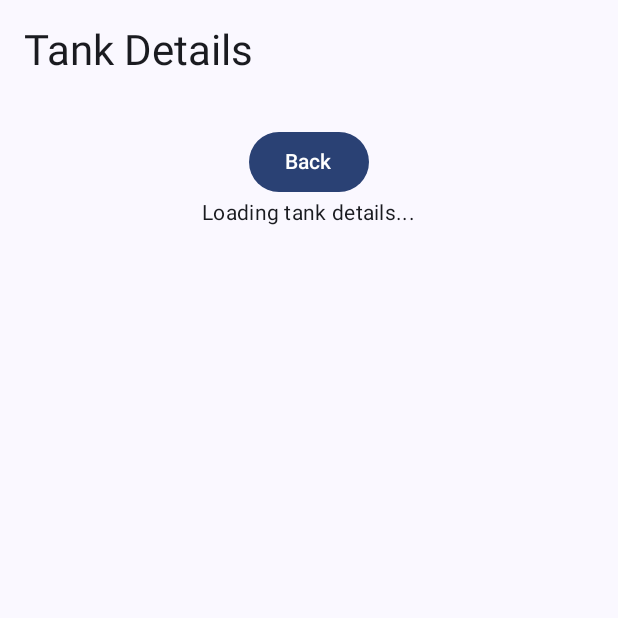
After one commit to hayden-cole/tank.ly, an Android app built with Jetpack Compose: the composable TankDetailScreen called with empty values, on a phone screen of 412 x 824 dp, the top half of it. The commit adds this screen. Run offline under Robolectric (Android 15) with nearby library versions, the phone set to English and light mode, and no system bars; our stand-ins replace Dagger/Hilt's generated code, livedata-compose; 2 statements that could not run were skipped.

Commit message:
Implement basic detail screen, no navigation yet

```diff
--- a/app/src/main/java/com/demo/tankly/data/repository/TankRepository.kt
+++ b/app/src/main/java/com/demo/tankly/data/repository/TankRepository.kt
@@ -12,7 +12,7 @@ class TankRepository @Inject constructor(
         return apiService.getTanks()
     }
 
-    suspend fun getTankById(id: Int): Tank {
+    suspend fun getTankById(id: Int): Tank? {
         return apiService.getTankById(id)
     }
 }
--- a/app/src/main/java/com/demo/tankly/di/NetworkModule.kt
+++ b/app/src/main/java/com/demo/tankly/di/NetworkModule.kt
@@ -2,7 +2,7 @@ package com.demo.tankly.di
 
 // TODO extract the URL
 //import com.demo.tankly.utils.BASE_URL
-import com.demo.tankly.network.TankApiService
+import com.demo.tankly.ui.network.TankApiService
 import com.squareup.moshi.Moshi
 import com.squareup.moshi.kotlin.reflect.KotlinJsonAdapterFactory
 import dagger.Module
--- /dev/null
+++ b/app/src/main/java/com/demo/tankly/ui/tankdetail/TankDetailScreen.kt
@@ -0,0 +1,63 @@
+package com.demo.tankly.ui.tankdetail
+
+import androidx.compose.foundation.layout.Column
+import androidx.compose.foundation.layout.fillMaxSize
+import androidx.compose.foundation.layout.padding
+import androidx.compose.material3.Button
+import androidx.compose.material3.MaterialTheme
+import androidx.compose.material3.Scaffold
+import androidx.compose.material3.Text
+import androidx.compose.runtime.Composable
+import androidx.compose.runtime.LaunchedEffect
+import androidx.compose.runtime.livedata.observeAsState
+import androidx.compose.ui.Alignment
+import androidx.compose.ui.Modifier
+import androidx.compose.ui.unit.dp
+import androidx.lifecycle.viewmodel.compose.viewModel
+import androidx.navigation.NavController
+
+@Composable
+fun TankDetailScreen(
+    navController: NavController,
+    tankId: Int,
+    viewModel: TankDetailViewModel = viewModel()
+) {
+    val tank = viewModel.tank.observeAsState().value
+
+    LaunchedEffect(tankId) {
+        viewModel.getTank(tankId)
+    }
+
+    Scaffold(
+        topBar = {
+            Text(
+                text = "Tank Details",
+                style = MaterialTheme.typography.headlineMedium,
+                modifier = Modifier.padding(16.dp)
+            )
+        }
+    ) { paddingValues ->
+        Column(
+            modifier = Modifier
+                .padding(paddingValues)
+                .fillMaxSize()
+                .padding(16.dp),
+            horizontalAlignment = Alignment.CenterHorizontally
+        ) {
+            Button(onClick = { navController.popBackStack() }) {
+                Text("Back")
+            }
+
+            if (tank == null) {
+                Text("Loading tank details...", style = MaterialTheme.typography.bodyMedium)
+            } else {
+                tank.let {
+                    Text("Tank Name: ${it.name}", style = MaterialTheme.typography.headlineMedium)
+                    Text("Country of Origin: ${it.country}", style = MaterialTheme.typography.bodyLarge)
+                    Text("Year Manufactured: ${it.yearManufactured}", style = MaterialTheme.typography.bodyLarge)
+                    Text("Type: ${it.type}", style = MaterialTheme.typography.bodyLarge)
+                }
+            }
+        }
+    }
+}
--- /dev/null
+++ b/app/src/main/java/com/demo/tankly/ui/tankdetail/TankDetailViewModel.kt
@@ -0,0 +1,42 @@
+package com.demo.tankly.ui.tankdetail
+
+import android.util.Log
+import androidx.lifecycle.LiveData
+import androidx.lifecycle.MutableLiveData
+import androidx.lifecycle.ViewModel
+import androidx.lifecycle.viewModelScope
+import com.demo.tankly.data.model.Tank
+import com.demo.tankly.data.repository.TankRepository
+import dagger.hilt.android.lifecycle.HiltViewModel
+import kotlinx.coroutines.launch
+import javax.inject.Inject
+
+@HiltViewModel
+class TankDetailViewModel @Inject constructor(
+    private val repository: TankRepository
+) : ViewModel() {
+
+    private val _tank = MutableLiveData<Tank?>()
+    val tank: LiveData<Tank?> = _tank
+
+    private fun fetchTankById(tankId: Int) {
+        viewModelScope.launch {
+            try {
+                val fetchedTank = repository.getTankById(tankId)
+                if (fetchedTank != null) {
+                    _tank.value = fetchedTank
+                } else {
+                    Log.d("TankDetailViewModel", "Tank not found, ID: $tankId")
+                    _tank.value = null
+                }
+            } catch (e: Exception) {
+                Log.e("TankDetailViewModel", "Error fetching tank by ID", e)
+                _tank.value = null
+            }
+        }
+    }
+
+    fun getTank(tankId: Int) {
+        fetchTankById(tankId)
+    }
+}
--- a/app/src/main/java/com/demo/tankly/ui/tanklist/TankListScreen.kt
+++ b/app/src/main/java/com/demo/tankly/ui/tanklist/TankListScreen.kt
@@ -65,7 +65,7 @@ fun TankListScreen(navController: NavController, viewModel: TankListViewModel =
                 items(tankList.value) { tank ->
                     TankItem(
                         tank = tank,
-                        onClick = { navController.navigate("details/${tank.id}") }
+                        onClick = { navController.navigate("tankDetails/${tank.id}") }
                     )
                 }
             }
```
Also changed, not shown: app/src/main/java/com/demo/tankly/network/TankApiService.kt (+0 -12 lines).
